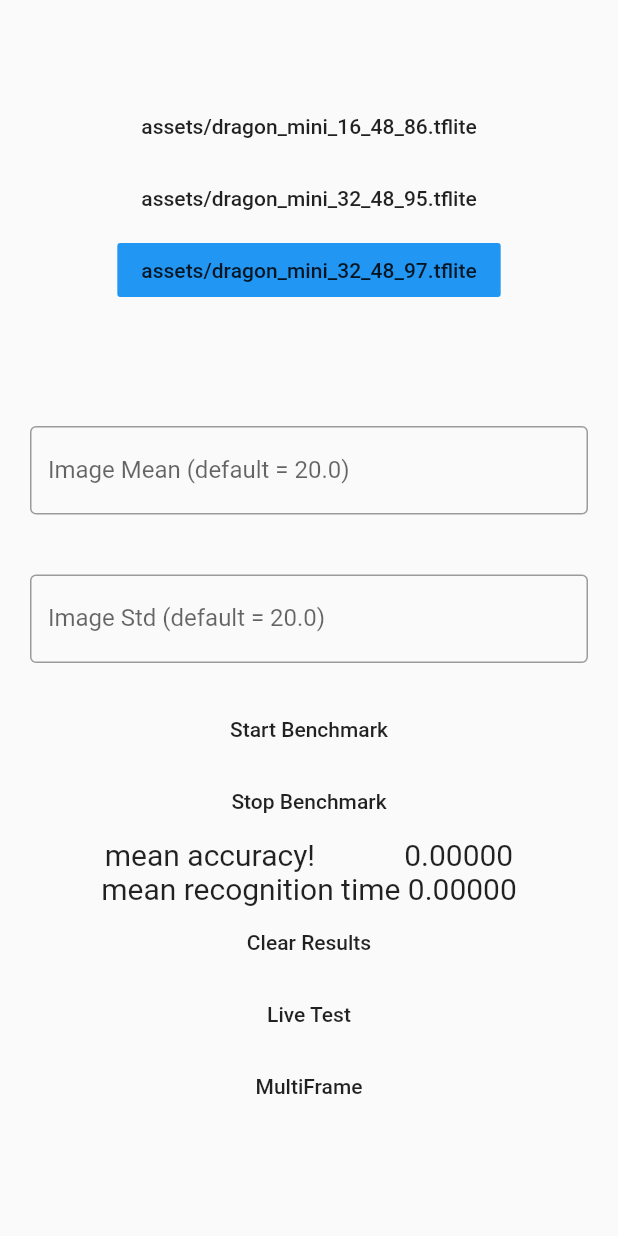
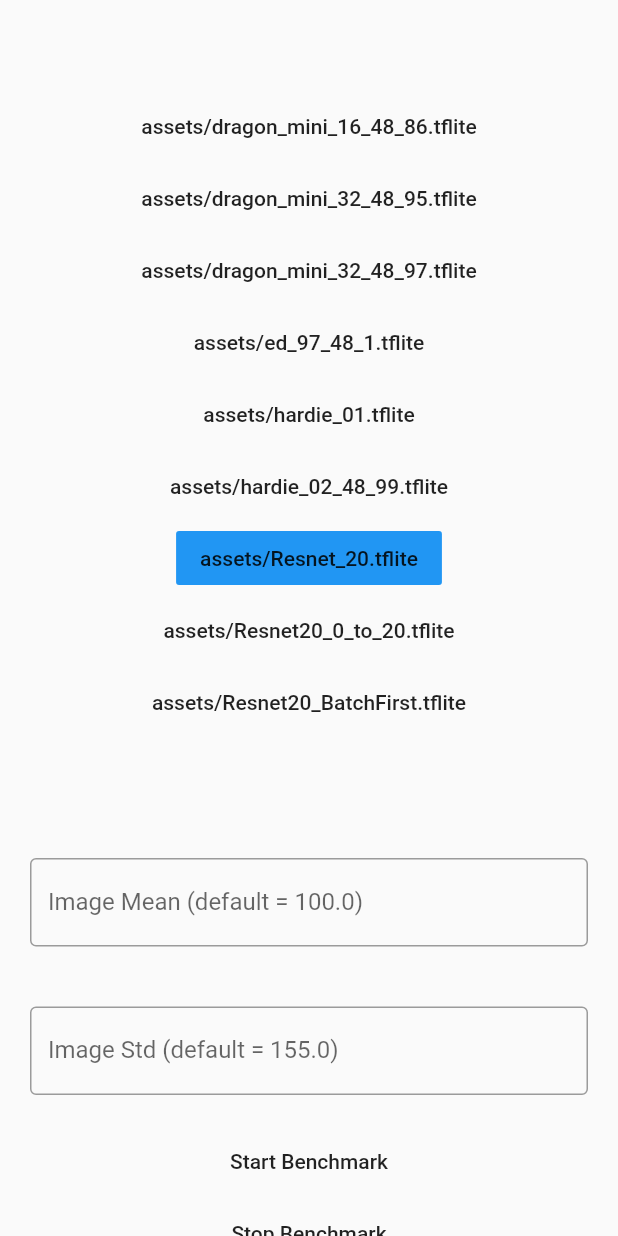
Before and after one commit to eduardkieser/vitmo_model_tester, a Flutter app: the screen it shows after launch, on a phone screen of 412 x 824 dp. Run offline on Flutter 3.47's test engine with Material 2 defaults, Android fonts, the phone set to English and light mode, and no system bars; our stand-ins replace camera, charts_flutter, permission_handler, sqflite; missing offline and left inert: fab_dialer, stats, tflite; accounts and stored records are empty.

Commit message:
getting there...!

```diff
--- a/lib/blocks/MultiFrameBlock.dart
+++ b/lib/blocks/MultiFrameBlock.dart
@@ -1,13 +1,19 @@
 import 'dart:async';
+import 'dart:async' as prefix0;
 import 'dart:typed_data';
 import 'package:camera/camera.dart';
 import 'package:flutter/material.dart';
+import 'package:path/path.dart';
+import 'package:vitmo_model_tester/data/entry_model.dart';
 import 'package:vitmo_model_tester/models/model_data.dart';
 import 'package:vitmo_model_tester/models/roi_frame_model.dart';
 import 'package:vitmo_model_tester/utils/image_converter.dart';
 import 'package:flutter/foundation.dart';
 import 'package:vitmo_model_tester/utils/image_reader.dart';
 import 'package:image/image.dart' as imglib;
+import 'dart:math';
+import 'package:vitmo_model_tester/data/Repository.dart';
+import 'package:vitmo_model_tester/screens/SignalsScreen.dart';
 
 class MultiFrameBlock {
   MultiFrameBlock(this.model) {
@@ -16,13 +22,21 @@ class MultiFrameBlock {
   ModelData model;
   ImageReader _reader;
   imglib.PngEncoder pngEncoder = new imglib.PngEncoder(level: 0, filter: 0);
-  List<RoiFrameModel> frames = [];
+  List<RoiFrameModel> frames = [RoiFrameModel(firstCorner: Offset(50.0, 50.0),label: 'demo')];
   int _selectedFrameIndex;
   double zoomScale = 1.0;
   double previousZoomScale = 1.0;
   Offset panOffset = Offset(0.0, 0.0);
   Offset previousPanOffset = Offset(0.0, 0.0);
   CameraController cameraController;
+  bool isAddingNewframe = false;
+  String frameAddingWidgetCurrentLabel;
+  Random randomGenerator = Random();
+  bool showActualCroppedFrames = false;
+  bool isRecording = false;
+
+  int capturePeriodInMilliSeconds = 1000;
+  Timer captureTimer;
 
   StreamController<CameraImage> cameraImageStreamController =
       StreamController<CameraImage>();
@@ -33,6 +47,11 @@ class MultiFrameBlock {
   StreamController<Map<String,List>> resultStreamController = StreamController();
   StreamController<MultiFrameBlock> frameController =
       StreamController.broadcast();
+
+  StreamController<bool> isAddingNewFrameStreamController =
+      StreamController();
+
+  StreamController<Entry> captureController = StreamController();
 
   // //////////////////////////////////////////////////////////////////////////////
   // ////////////////// Lots of zooming and panning stuff /////////////////////////
@@ -130,9 +149,18 @@ class MultiFrameBlock {
   }
 
   void addNewFrame() {
-    frames.add(RoiFrameModel(firstCorner: Offset(50.0, 50.0)));
+    String label = frameAddingWidgetCurrentLabel;
+    frames.add(RoiFrameModel(firstCorner: Offset(50.0, 50.0),label: label));
     _selectedFrameIndex = frames.length - 1;
     frameController.sink.add(this);
+    isAddingNewframe = false;
+    isAddingNewFrameStreamController.add(isAddingNewframe);
+    frameAddingWidgetCurrentLabel = null;
+  }
+
+  void toggleIsAdding(){
+    isAddingNewframe = !isAddingNewframe;
+    isAddingNewFrameStreamController.sink.add(isAddingNewframe);
   }
 
   void removeSelectedFrame() {
@@ -177,7 +205,7 @@ class MultiFrameBlock {
 
   void addListeners(){
     resultStreamController.stream.listen((results){
-      print(results);
+      // print(results);
       for (int i=0;i<results['result'].length;i++){
         frames[i].currentValue = results['result'][i];
         num n = results['confidence'][i];
@@ -187,7 +215,40 @@ class MultiFrameBlock {
     });
   }
 
+  Repository repository = Repository();
+
+  startCaptureTimer(){
+    captureTimer = Timer.periodic(
+      Duration(seconds: 1),
+      (Timer t){storeSnapshotToDb();}
+    );
+  }
+
+  stopCaptureTimer(){
+    captureTimer.cancel();
+  }
+
+  storeSnapshotToDb(){
+    print('calling store to db');
+    if (frames.length==0){
+      return;
+    }
+    frames.forEach((frame){
+      print('adding frame');
+      repository.insertEntry(Entry(
+        // id: randomGenerator.nextInt(2^32),
+        value: frame.currentValue=='nan'?-1:int.parse(frame.currentValue),
+        certainty: frame.certainty,
+        label: frame.label,
+        timeStamp: DateTime.now().millisecondsSinceEpoch
+      ));
+    });
+  }
+
+  List<imglib.Image> croppedImages;
+
   Future<void> startImageStream() async {
+    startCaptureTimer();
     cameraController.startImageStream((CameraImage availableYUV) async {
       // print('streaming');
       if (!_isDoneConvertingImage) return;
@@ -197,7 +258,7 @@ class MultiFrameBlock {
         'screenSize': [frameWidth, frameHeight]
       };
       Map<String,dynamic> convertCropData = {'image':availableYUV,'cropData':cropData};
-      List<imglib.Image> croppedImages = await compute(ImageConverter.convertCopyRotateSetFast, convertCropData);
+      croppedImages = await compute(ImageConverter.convertCopyRotateSetFast, convertCropData);
       List<String> results = List(croppedImages.length);
       List<double> confidences = List(croppedImages.length);
       for (int ix=0; ix<croppedImages.length;ix++){
@@ -214,19 +275,25 @@ class MultiFrameBlock {
         results[ix]=res;
         confidences[ix]=confidence;
       }
-      // convertedImageStreamController.sink.add(imgForDisplay);
       resultStreamController.sink.add( {'result':results,'confidence':confidences} );
-      // confidenceStreamController.sink.add(confidences.toString());
       _isDoneConvertingImage = true;
     });
+    isRecording = true;
   }
 
   void stopImageStream(){
+    isRecording = false;
     cameraController.stopImageStream();
+    stopCaptureTimer();
+    // readAllEntriesFromDb();
   }
 
   prepReader(ModelData model) {
     _reader = ImageReader(model: model);
+  }
+
+  toggleShowRawImages(){
+    showActualCroppedFrames = !showActualCroppedFrames;
   }
 
   dispose() {
@@ -235,5 +302,7 @@ class MultiFrameBlock {
     convertedImageStreamController.close();
     resultStreamController.close();
     frameController.close();
+    isAddingNewFrameStreamController.close();
+    captureController.close();
   }
 }
--- /dev/null
+++ b/lib/data/entry_model.dart
@@ -0,0 +1,20 @@
+
+
+class Entry{
+  // int id;
+  int timeStamp;
+  int value;
+  String label;
+  double certainty;
+  Entry({this.timeStamp, this.value, this.label, this.certainty});
+
+  Map<String,dynamic> toMap(){
+    return {
+      // 'id':id,
+      'timeStamp':timeStamp,
+      'value':value,
+      'label':label,
+      'certainty':certainty,
+    };
+  }
+}
--- a/lib/models/roi_frame_model.dart
+++ b/lib/models/roi_frame_model.dart
@@ -3,17 +3,17 @@ import 'package:flutter/material.dart';
 class RoiFrameModel{
   double startingFrameWidth=80.0;
   double startingFrameHeight=80.0;
-  double tagWidth = 30.0;
-  double tagHeight = 30.0;
+  double tagWidth = 40.0;
+  double tagHeight = 40.0;
   Offset firstCorner = Offset(0,0);
   Offset secondCorner = Offset(100,100);
 
+  final String label;
   int recognisedLabel = 0;
   double certainty = 0;
-
   String currentValue = 'nan';
 
-  RoiFrameModel({this.firstCorner}){
+  RoiFrameModel({this.firstCorner, this.label='X'}){
     secondCorner = firstCorner+Offset(startingFrameWidth, startingFrameHeight);
   }
 }
--- a/lib/screens/StaticTestScreen.dart
+++ b/lib/screens/StaticTestScreen.dart
@@ -25,46 +25,55 @@ class _StaticTestScreenState extends State<StaticTestScreen> {
     _modelTester = ModelTester(_block);
   }
 
-  int _modelIndex = 2;
-  double _selectedMean = 20;
-  double _selectedStd = 20;
+  int _modelIndex = 6;
+  double _selectedMean = 100;
+  double _selectedStd = 155;
 
   List<ModelData> models = [
-    // ModelData(
-    //     model: "assets/optimized_graph.tflite",
-    //     labels: "assets/retrained_labels.txt",
-    //     dataPath: 'VitmoModelTester/numbers_224x224',
-    //     imgSize:224),
-
-    // ModelData(
-    //     model: "assets/converted_model.tflite",
-    //     labels: "assets/retrained_labels.txt",
-    //     dataPath: 'VitmoModelTester/numbers',
-    //     imgSize:224),
-    // ModelData(
-    //     model: "assets/converted_model_02.tflite",
-    //     labels: "assets/retrained_labels.txt",
-    //     dataPath: 'VitmoModelTester/numbers',
-    //     imgSize:128),
-    // ModelData(
-    //     model: 'assets/converted_model_03.tflite',
-    //     labels: "assets/retrained_labels.txt",
-    //     dataPath: 'VitmoModelTester/numbers',
-    //     imgSize:128),
     ModelData(
         model: 'assets/dragon_mini_16_48_86.tflite',
         labels: "assets/dragon_labels_33.txt",
-        dataPath: 'VitmoModelTester/numbers',
+        dataPath: 'VitmoModelTester/data',
         imgSize:48),
     ModelData(
         model: 'assets/dragon_mini_32_48_95.tflite',
         labels: "assets/dragon_labels_33.txt",
-        dataPath: 'VitmoModelTester/numbers',
+        dataPath: 'VitmoModelTester/data',
         imgSize:48),
     ModelData(
         model: 'assets/dragon_mini_32_48_97.tflite',
         labels: "assets/dragon_labels_33.txt",
-        dataPath: 'VitmoModelTester/numbers',
+        dataPath: 'VitmoModelTester/data',
+        imgSize:48),
+    ModelData(
+        model: 'assets/ed_97_48_1.tflite',
+        labels: "assets/dragon_labels_33.txt",
+        dataPath: 'VitmoModelTester/data',
+        imgSize:48),
+    ModelData(
+        model: 'assets/hardie_01.tflite',
+        labels: "assets/dragon_labels_33.txt",
+        dataPath: 'VitmoModelTester/data',
+        imgSize:48),
+    ModelData(
+        model: 'assets/hardie_02_48_99.tflite',
+        labels: "assets/dragon_labels_33.txt",
+        dataPath: 'VitmoModelTester/data',
+        imgSize:48),
+    ModelData(
+        model: 'assets/Resnet_20.tflite',
+        labels: "assets/dragon_labels_33.txt",
+        dataPath: 'VitmoModelTester/data',
+        imgSize:48),
+    ModelData(
+        model: 'assets/Resnet20_0_to_20.tflite',
+        labels: "assets/dragon_labels_33.txt",
+        dataPath: 'VitmoModelTester/data20',
+        imgSize:48),
+    ModelData(
+        model: 'assets/Resnet20_BatchFirst.tflite',
+        labels: "assets/dragon_labels_33.txt",
+        dataPath: 'VitmoModelTester/data20',
         imgSize:48),
   ];
 
@@ -111,8 +120,7 @@ class _StaticTestScreenState extends State<StaticTestScreen> {
           child: Text('mean accuracy!            ${snapshot.data.toStringAsFixed(5)}',
           style: TextStyle(
             fontSize: 20
-          ),
-          ));
+          )));
       },
     );
   }
--- a/lib/utils/image_converter.dart
+++ b/lib/utils/image_converter.dart
@@ -1,7 +1,6 @@
 import 'package:image/image.dart' as imglib;
 import 'package:camera/camera.dart';
 import 'dart:ui';
-
 import 'package:vitmo_model_tester/models/roi_frame_model.dart';
 
 
```
Also changed, not shown: lib/blocks/SignalsBloc.dart (added, +32 -0 lines), lib/data/Repository.dart (added, +121 -0 lines), lib/model_tester.dart (+11 -4 lines), lib/screens/MultiFrameScreen.dart (+41 -5 lines), lib/screens/SignalsScreen.dart (added, +52 -0 lines), lib/widgets/add_new_roi.dart (added, +67 -0 lines), lib/widgets/roi_frame.dart (+51 -5 lines), lib/widgets/time_series_chart.dart (added, +37 -0 lines), lib/widgets/zoom_and_pan_stack.dart (+20 -5 lines).
